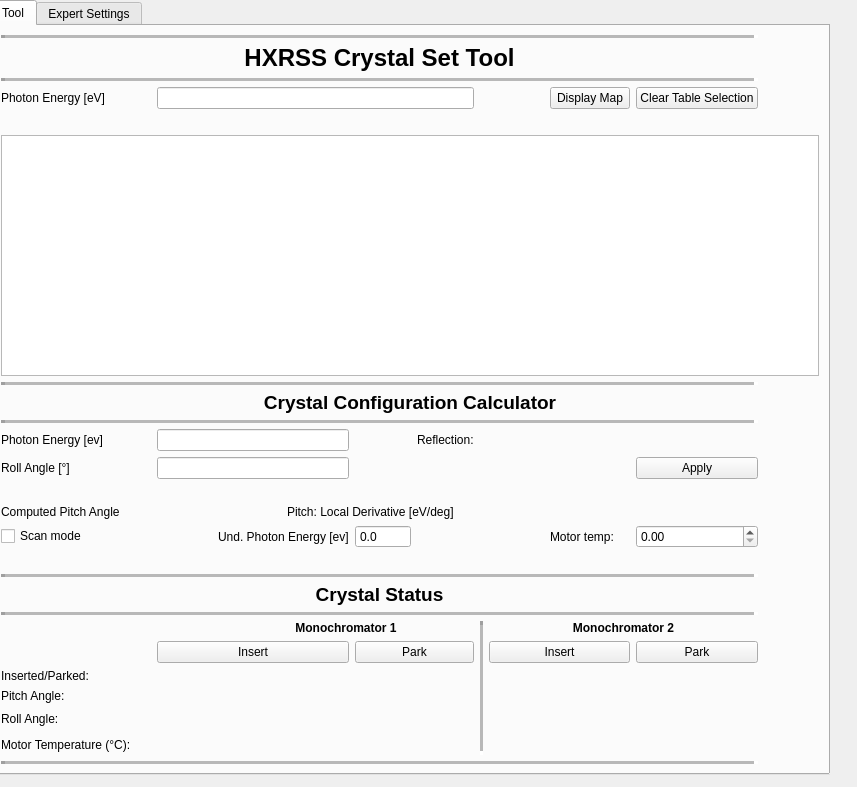
marcguetg/hxrss, file hxrss_main_window.ui: the form before one commit.
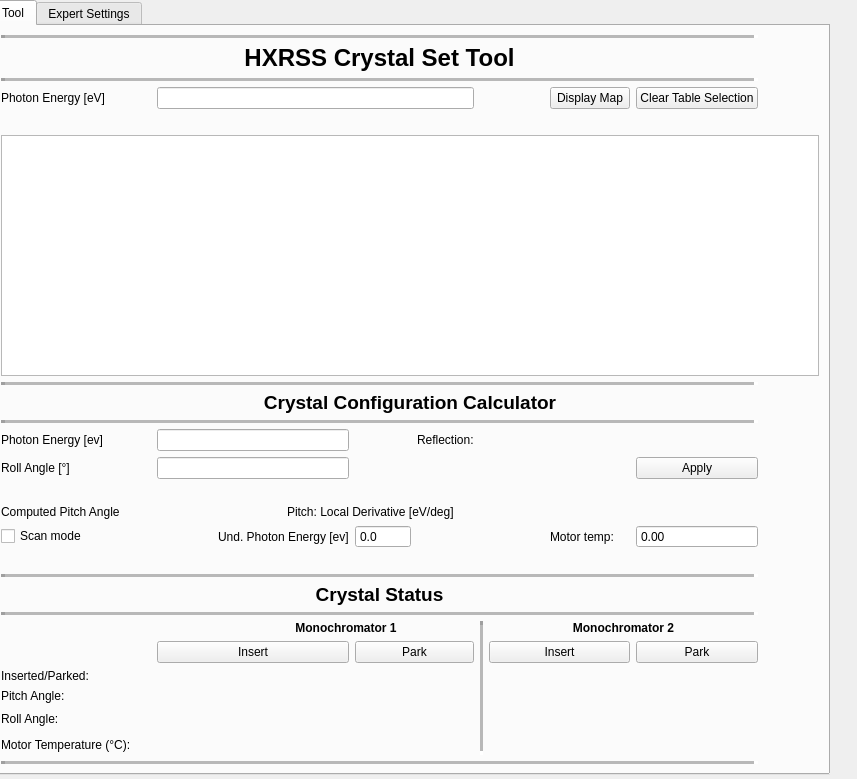
The form after the commit.

Commit message: set read only motor temp spinbox

Patch:
```diff
--- a/hxrss_main_window.ui
+++ b/hxrss_main_window.ui
@@ -7,7 +7,7 @@
     <x>0</x>
     <y>0</y>
     <width>857</width>
-    <height>787</height>
+    <height>779</height>
    </rect>
   </property>
   <property name="contextMenuPolicy">
@@ -493,6 +493,12 @@
       </item>
       <item row="17" column="9">
        <widget class="QDoubleSpinBox" name="temp">
+        <property name="readOnly">
+         <bool>true</bool>
+        </property>
+        <property name="buttonSymbols">
+         <enum>QAbstractSpinBox::NoButtons</enum>
+        </property>
         <property name="maximum">
          <double>199.990000000000009</double>
         </property>
```
The commit also changes 1 other file.
